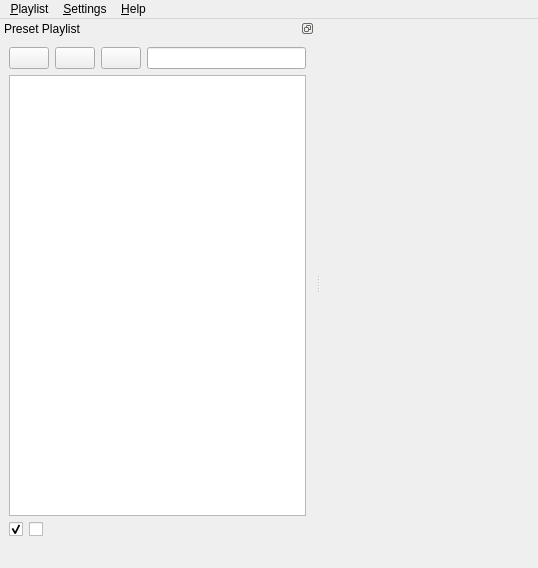
Before: the Qt Designer form src/qprojectM/QProjectM_MainWindow.ui in projectM-visualizer/projectm, drawn with Qt 5; both pictures show x 0 to 538 and y 0 to 568 of the 787 by 568 pixel window.
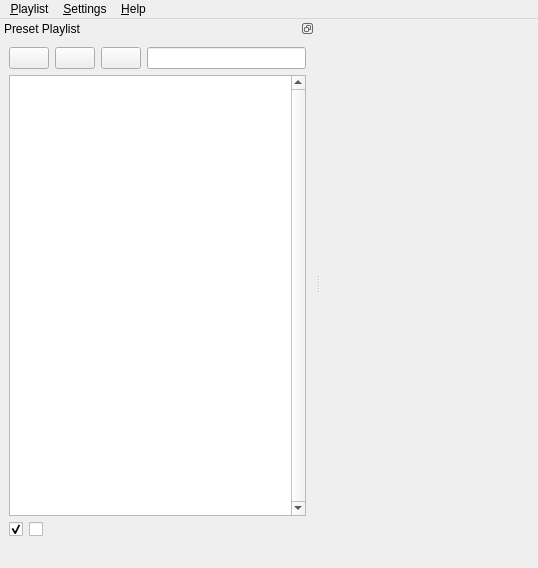
After: the same form once the commit is applied. Icons and pictures are not drawn. Custom widgets are drawn as their Qt base class.

```diff
--- a/src/qprojectM/QProjectM_MainWindow.ui
+++ b/src/qprojectM/QProjectM_MainWindow.ui
@@ -220,6 +220,9 @@
        <property name="frameShadow" >
         <enum>QFrame::Sunken</enum>
        </property>
+       <property name="verticalScrollBarPolicy" >
+        <enum>Qt::ScrollBarAlwaysOn</enum>
+       </property>
        <property name="horizontalScrollBarPolicy" >
         <enum>Qt::ScrollBarAlwaysOff</enum>
        </property>
```
Left out of the diff: 6 changed lines with no effect on the pictures.
